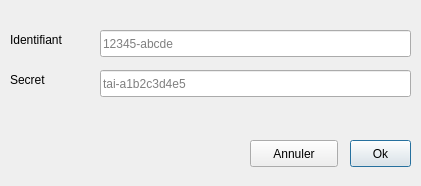
First picture: the form in tellae/dialogs/tellae_auth.ui, repository tellae/qgis-tellae-plugin, before the edit.
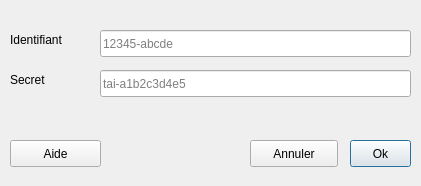
Second picture: the form after the edit. Icons and pictures are not drawn. Custom widgets are drawn as their Qt base class.

Commit message: add help button to auth dialog

```diff
--- a/tellae/dialogs/tellae_auth.ui
+++ b/tellae/dialogs/tellae_auth.ui
@@ -165,6 +165,22 @@
     <string>tai-a1b2c3d4e5</string>
    </property>
   </widget>
+  <widget class="QPushButton" name="helpButton">
+   <property name="geometry">
+    <rect>
+     <x>10</x>
+     <y>140</y>
+     <width>91</width>
+     <height>27</height>
+    </rect>
+   </property>
+   <property name="text">
+    <string>Aide</string>
+   </property>
+   <property name="icon">
+    <iconset theme="help"/>
+   </property>
+  </widget>
  </widget>
  <customwidgets>
   <customwidget>
```
The commit also changes 1 other file.
